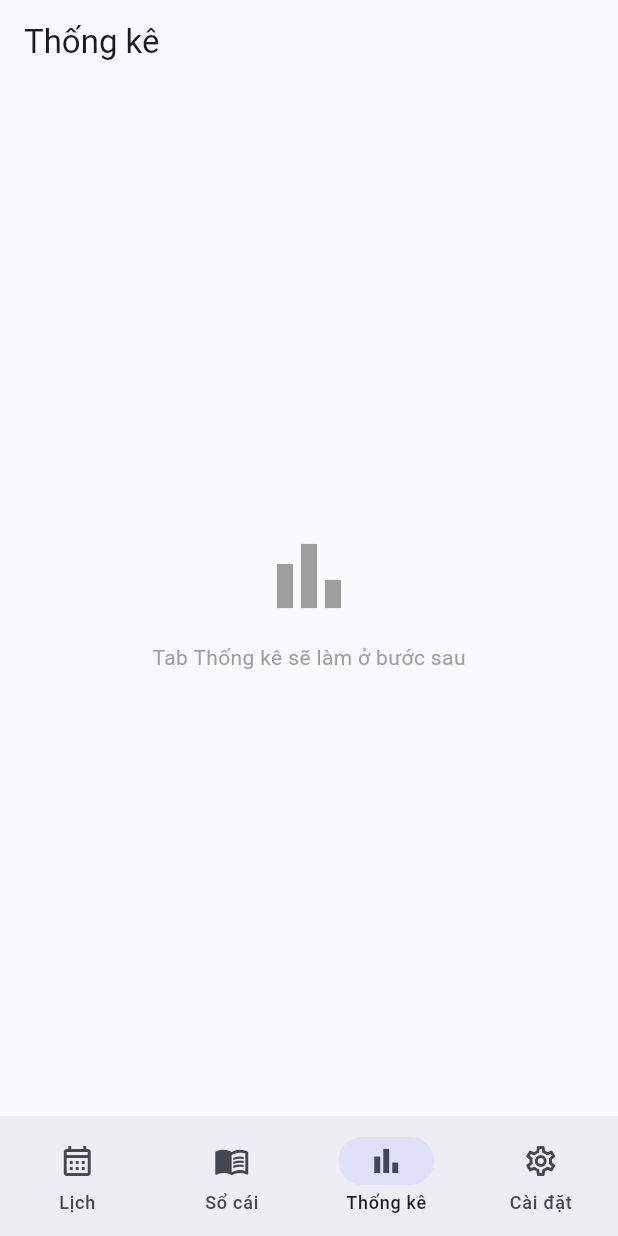
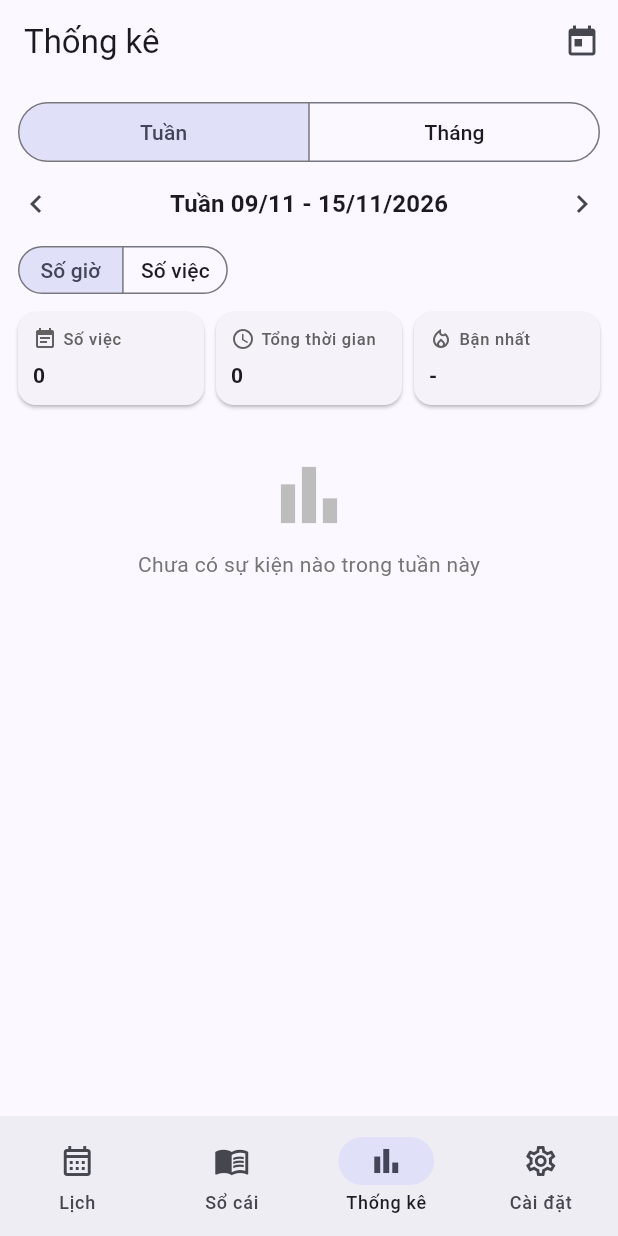
Before and after one commit to haidu349/app_quan_ly_lich_mobile, a Flutter app: the screen it shows after launch, item 3 of the bottom bar chosen, on a phone screen of 412 x 824 dp. Run offline on Flutter 3.47's test engine with Material 3 defaults, Android fonts, the phone set to English and light mode, and no system bars; our stand-ins replace sqflite, table_calendar; accounts and stored records are empty.

Commit message:
Thêm logic thống kê và tab Thống kê (chưa có biểu đồ), dựng tab khi mở lần đầu

```diff
--- a/lib/screens/main_shell.dart
+++ b/lib/screens/main_shell.dart
@@ -1,8 +1,8 @@
 import 'package:flutter/material.dart';
 import 'package:quan_ly_lich/screens/calendar_screen.dart';
 import 'package:quan_ly_lich/screens/ledger_screen.dart';
-import 'package:quan_ly_lich/screens/placeholder_screen.dart';
 import 'package:quan_ly_lich/screens/settings_screen.dart';
+import 'package:quan_ly_lich/screens/statistics_screen.dart';
 
 class MainShell extends StatefulWidget {
   const MainShell({super.key});
@@ -13,26 +13,38 @@ class MainShell extends StatefulWidget {
 
 class _MainShellState extends State<MainShell> {
   int _index = 0; // mở app vào tab Lịch
+  final Set<int> _opened = {0}; // các tab đã từng được mở
 
-  final List<Widget> _pages = const [
-    CalendarScreen(),
-    LedgerScreen(),
-    PlaceholderScreen(
-      title: 'Thống kê',
-      icon: Icons.bar_chart,
-      message: 'Tab Thống kê sẽ làm ở bước sau',
-    ),
-    SettingsScreen(),
-  ];
+  Widget _page(int i) {
+    switch (i) {
+      case 0:
+        return const CalendarScreen();
+      case 1:
+        return const LedgerScreen();
+      case 2:
+        return const StatisticsScreen();
+      default:
+        return const SettingsScreen();
+    }
+  }
 
   @override
   Widget build(BuildContext context) {
     return Scaffold(
-      // IndexedStack giữ nguyên trạng thái từng tab khi chuyển qua lại
-      body: IndexedStack(index: _index, children: _pages),
+      // Tab nào chưa mở thì chưa dựng; đã mở thì giữ nguyên trạng thái
+      body: IndexedStack(
+        index: _index,
+        children: [
+          for (var i = 0; i < 4; i++)
+            _opened.contains(i) ? _page(i) : const SizedBox.shrink(),
+        ],
+      ),
       bottomNavigationBar: NavigationBar(
         selectedIndex: _index,
-        onDestinationSelected: (i) => setState(() => _index = i),
+        onDestinationSelected: (i) => setState(() {
+          _index = i;
+          _opened.add(i);
+        }),
         destinations: const [
           NavigationDestination(
             icon: Icon(Icons.calendar_month_outlined),
--- /dev/null
+++ b/lib/screens/statistics_screen.dart
@@ -0,0 +1,372 @@
+import 'dart:math' as math;
+
+import 'package:flutter/material.dart';
+import 'package:provider/provider.dart';
+import 'package:quan_ly_lich/providers/app_data.dart';
+import 'package:quan_ly_lich/services/stats_service.dart';
+import 'package:quan_ly_lich/utils/format.dart';
+
+enum _Range { week, month }
+
+enum _Metric { hours, count }
+
+DateTime _dateOnly(DateTime d) => DateTime(d.year, d.month, d.day);
+
+// Thứ Hai đầu tuần chứa ngày d
+DateTime _weekStart(DateTime d) =>
+    DateTime(d.year, d.month, d.day - (d.weekday - 1));
+
+String _dm(DateTime d) =>
+    '${d.day.toString().padLeft(2, '0')}/${d.month.toString().padLeft(2, '0')}';
+
+class StatisticsScreen extends StatefulWidget {
+  const StatisticsScreen({super.key});
+
+  @override
+  State<StatisticsScreen> createState() => _StatisticsScreenState();
+}
+
+class _StatisticsScreenState extends State<StatisticsScreen> {
+  _Range _range = _Range.week;
+  _Metric _metric = _Metric.hours;
+  DateTime _anchor = _dateOnly(
+    DateTime.now(),
+  ); // ngày xác định tuần/tháng đang xem
+
+  DateTime get _from => _range == _Range.week
+      ? _weekStart(_anchor)
+      : DateTime(_anchor.year, _anchor.month, 1);
+
+  DateTime get _to => _range == _Range.week
+      ? DateTime(_from.year, _from.month, _from.day + 6)
+      : DateTime(_anchor.year, _anchor.month + 1, 0);
+
+  String get _rangeLabel => _range == _Range.week
+      ? 'Tuần ${_dm(_from)} - ${_dm(_to)}/${_to.year}'
+      : 'Tháng ${_anchor.month}/${_anchor.year}';
+
+  void _shift(int dir) {
+    setState(() {
+      _anchor = _range == _Range.week
+          ? DateTime(_anchor.year, _anchor.month, _anchor.day + 7 * dir)
+          : DateTime(_anchor.year, _anchor.month + dir, 1);
+    });
+  }
+
+  @override
+  Widget build(BuildContext context) {
+    final data = context.watch<AppData>();
+
+    final colorById = <int?, Color>{
+      for (final l in data.labels) l.id: l.colorValue,
+    };
+    Color colorOf(int? id) => colorById[id] ?? Colors.grey;
+    final order = <int?>[for (final l in data.labels) l.id, null];
+
+    final stats = computeStats(data.events, _from, _to);
+    final periodWord = _range == _Range.week ? 'tuần' : 'tháng';
+    final busiest = stats.busiestDay;
+
+    return Scaffold(
+      appBar: AppBar(
+        title: const Text('Thống kê'),
+        actions: [
+          IconButton(
+            icon: const Icon(Icons.today),
+            tooltip: 'Về hôm nay',
+            onPressed: () =>
+                setState(() => _anchor = _dateOnly(DateTime.now())),
+          ),
+        ],
+      ),
+      body: data.loading
+          ? const Center(child: CircularProgressIndicator())
+          : ListView(
+              padding: const EdgeInsets.only(bottom: 24),
+              children: [
+                // Tuần / Tháng
+                Padding(
+                  padding: const EdgeInsets.fromLTRB(12, 8, 12, 0),
+                  child: SizedBox(
+                    width: double.infinity,
+                    child: SegmentedButton<_Range>(
+                      showSelectedIcon: false,
+                      segments: const [
+                        ButtonSegment(value: _Range.week, label: Text('Tuần')),
+                        ButtonSegment(
+                          value: _Range.month,
+                          label: Text('Tháng'),
+                        ),
+                      ],
+                      selected: {_range},
+                      onSelectionChanged: (s) =>
+                          setState(() => _range = s.first),
+                    ),
+                  ),
+                ),
+
+                // Mũi tên chuyển kỳ
+                Row(
+                  children: [
+                    IconButton(
+                      icon: const Icon(Icons.chevron_left),
+                      tooltip: 'Kỳ trước',
+                      onPressed: () => _shift(-1),
+                    ),
+                    Expanded(
+                      child: Center(
+                        child: Text(
+                          _rangeLabel,
+                          style: Theme.of(context).textTheme.titleMedium
+                              ?.copyWith(fontWeight: FontWeight.bold),
+                        ),
+                      ),
+                    ),
+                    IconButton(
+                      icon: const Icon(Icons.chevron_right),
+                      tooltip: 'Kỳ sau',
+                      onPressed: () => _shift(1),
+                    ),
+                  ],
+                ),
+
+                // Số giờ / Số việc
+                Padding(
+                  padding: const EdgeInsets.symmetric(horizontal: 12),
+                  child: Align(
+                    alignment: Alignment.centerLeft,
+                    child: SegmentedButton<_Metric>(
+                      showSelectedIcon: false,
+                      style: const ButtonStyle(
+                        visualDensity: VisualDensity.compact,
+                      ),
+                      segments: const [
+                        ButtonSegment(
+                          value: _Metric.hours,
+                          label: Text('Số giờ'),
+                        ),
+                        ButtonSegment(
+                          value: _Metric.count,
+                          label: Text('Số việc'),
+                        ),
+                      ],
+                      selected: {_metric},
+                      onSelectionChanged: (s) =>
+                          setState(() => _metric = s.first),
+                    ),
+                  ),
+                ),
+                const SizedBox(height: 8),
+
+                // Tóm tắt
+                Padding(
+                  padding: const EdgeInsets.symmetric(horizontal: 12),
+                  child: Row(
+                    children: [
+                      Expanded(
+                        child: _SummaryTile(
+                          icon: Icons.event_note,
+                          title: 'Số việc',
+                          value: '${stats.totalCount}',
+                        ),
+                      ),
+                      const SizedBox(width: 8),
+                      Expanded(
+                        child: _SummaryTile(
+                          icon: Icons.schedule,
+                          title: 'Tổng thời gian',
+                          value: stats.totalMinutes == 0
+                              ? '0'
+                              : formatDuration(stats.totalMinutes),
+                        ),
+                      ),
+                      const SizedBox(width: 8),
+                      Expanded(
+                        child: _SummaryTile(
+                          icon: Icons.local_fire_department_outlined,
+                          title: 'Bận nhất',
+                          value: busiest == null
+                              ? '-'
+                              : '${formatWeekday(busiest.day)} ${_dm(busiest.day)}',
+                        ),
+                      ),
+                    ],
+                  ),
+                ),
+
+                if (stats.totalCount == 0)
+                  Padding(
+                    padding: const EdgeInsets.all(32),
+                    child: Column(
+                      children: [
+                        Icon(
+                          Icons.bar_chart,
+                          size: 56,
+                          color: Colors.grey[400],
+                        ),
+                        const SizedBox(height: 8),
+                        Text(
+                          'Chưa có sự kiện nào trong $periodWord này',
+                          style: TextStyle(color: Colors.grey[600]),
+                        ),
+                      ],
+                    ),
+                  )
+                else ...[
+                  // Chỗ này sẽ là biểu đồ ở bước sau
+                  Card(
+                    margin: const EdgeInsets.symmetric(
+                      horizontal: 12,
+                      vertical: 8,
+                    ),
+                    child: const Padding(
+                      padding: EdgeInsets.all(24),
+                      child: Center(child: Text('Biểu đồ sẽ thêm ở bước sau')),
+                    ),
+                  ),
+
+                  // Phân bổ theo nhãn
+                  Padding(
+                    padding: const EdgeInsets.fromLTRB(16, 8, 16, 4),
+                    child: Text(
+                      'Theo nhãn',
+                      style: Theme.of(context).textTheme.titleMedium
+                          ?.copyWith(fontWeight: FontWeight.bold),
+                    ),
+                  ),
+                  for (final id in order)
+                    if (stats.byLabel[id] != null)
+                      _LabelRow(
+                        name: id == null
+                            ? 'Không nhãn'
+                            : data.labels.firstWhere((l) => l.id == id).name,
+                        color: colorOf(id),
+                        total: stats.byLabel[id]!,
+                        fraction: _metric == _Metric.hours
+                            ? stats.byLabel[id]!.minutes /
+                                  math.max(1, stats.totalMinutes)
+                            : stats.byLabel[id]!.count /
+                                  math.max(1, stats.totalCount),
+                      ),
+                ],
+              ],
+            ),
+    );
+  }
+}
+
+// Ô số liệu tóm tắt
+class _SummaryTile extends StatelessWidget {
+  final IconData icon;
+  final String title;
+  final String value;
+
+  const _SummaryTile({
+    required this.icon,
+    required this.title,
+    required this.value,
+  });
+
+  @override
+  Widget build(BuildContext context) {
+    final textTheme = Theme.of(context).textTheme;
+    return Card(
+      margin: EdgeInsets.zero,
+      child: Padding(
+        padding: const EdgeInsets.all(10),
+        child: Column(
+          crossAxisAlignment: CrossAxisAlignment.start,
+          children: [
+            Row(
+              children: [
+                Icon(icon, size: 16, color: Colors.grey[700]),
+                const SizedBox(width: 4),
+                Expanded(
+                  child: Text(
+                    title,
+                    overflow: TextOverflow.ellipsis,
+                    style: textTheme.labelSmall?.copyWith(
+                      color: Colors.grey[700],
+                    ),
+                  ),
+                ),
+              ],
+            ),
+            const SizedBox(height: 6),
+            Text(
+              value,
+              maxLines: 2,
+              overflow: TextOverflow.ellipsis,
+              style: textTheme.titleSmall?.copyWith(
+                fontWeight: FontWeight.bold,
+              ),
+            ),
+          ],
+        ),
+      ),
+    );
+  }
+}
+
+// Một dòng phân bổ theo nhãn: chấm màu, tên, phần trăm, thanh tỉ lệ
+class _LabelRow extends StatelessWidget {
+  final String name;
+  final Color color;
+  final LabelTotal total;
+  final double fraction;
+
+  const _LabelRow({
+    required this.name,
+    required this.color,
+    required this.total,
+    required this.fraction,
+  });
+
+  @override
+  Widget build(BuildContext context) {
+    final textTheme = Theme.of(context).textTheme;
+    return Padding(
+      padding: const EdgeInsets.symmetric(horizontal: 16, vertical: 6),
+      child: Column(
+        crossAxisAlignment: CrossAxisAlignment.start,
+        children: [
+          Row(
+            children: [
+              CircleAvatar(radius: 6, backgroundColor: color),
+              const SizedBox(width: 8),
+              Expanded(
+                child: Text(
+                  name,
+                  overflow: TextOverflow.ellipsis,
+                  style: textTheme.bodyLarge?.copyWith(
+                    fontWeight: FontWeight.w600,
+                  ),
+                ),
+              ),
+              Text(
+                '${(fraction * 100).round()}%',
+                style: textTheme.bodyMedium?.copyWith(
+                  fontWeight: FontWeight.bold,
+                  color: color,
+                ),
+              ),
+            ],
+          ),
+          const SizedBox(height: 4),
+          LinearProgressIndicator(
+            value: fraction.clamp(0.0, 1.0).toDouble(),
+            minHeight: 8,
+            color: color,
+            backgroundColor: color.withValues(alpha: 0.15),
+            borderRadius: BorderRadius.circular(4),
+          ),
+          const SizedBox(height: 4),
+          Text(
+            '${formatDuration(total.minutes)} • ${total.count} việc',
+            style: textTheme.bodySmall?.copyWith(color: Colors.grey[700]),
+          ),
+        ],
+      ),
+    );
+  }
+}
--- /dev/null
+++ b/lib/services/stats_service.dart
@@ -0,0 +1,96 @@
+import 'package:quan_ly_lich/models/event.dart';
+
+DateTime _dateOnly(DateTime d) => DateTime(d.year, d.month, d.day);
+
+// Số liệu của một ngày, tách theo nhãn (khóa null = không nhãn)
+class DayStat {
+  final DateTime day;
+  final Map<int?, int> minutesByLabel;
+  final Map<int?, int> countByLabel;
+
+  const DayStat({
+    required this.day,
+    required this.minutesByLabel,
+    required this.countByLabel,
+  });
+
+  int get minutes => minutesByLabel.values.fold(0, (a, b) => a + b);
+  int get count => countByLabel.values.fold(0, (a, b) => a + b);
+}
+
+// Tổng của một nhãn trong cả kỳ
+class LabelTotal {
+  final int minutes;
+  final int count;
+
+  const LabelTotal(this.minutes, this.count);
+}
+
+// Số liệu của cả kỳ (một tuần hoặc một tháng)
+class PeriodStats {
+  final List<DayStat> days;
+  final Map<int?, LabelTotal> byLabel;
+
+  const PeriodStats({required this.days, required this.byLabel});
+
+  int get totalMinutes => days.fold(0, (s, d) => s + d.minutes);
+  int get totalCount => days.fold(0, (s, d) => s + d.count);
+
+  // Ngày có tổng thời lượng lớn nhất (null nếu cả kỳ không có việc)
+  DayStat? get busiestDay {
+    DayStat? best;
+    for (final d in days) {
+      if (d.minutes == 0) continue;
+      if (best == null || d.minutes > best.minutes) best = d;
+    }
+    return best;
+  }
+}
+
+// Tính thống kê cho các ngày từ [from] đến [to] (gồm cả hai đầu).
+// Mỗi sự kiện được tính vào ngày bắt đầu của nó.
+PeriodStats computeStats(Iterable<Event> events, DateTime from, DateTime to) {
+  final first = _dateOnly(from);
+  final last = _dateOnly(to);
+
+  final dayList = <DateTime>[];
+  for (
+    var d = first;
+    !d.isAfter(last);
+    d = DateTime(d.year, d.month, d.day + 1)
+  ) {
+    dayList.add(d);
+  }
+
+  final minutes = {for (final d in dayList) d: <int?, int>{}};
+  final counts = {for (final d in dayList) d: <int?, int>{}};
+
+  for (final e in events) {
+    final day = _dateOnly(e.start);
+    final m = minutes[day];
+    if (m == null) continue; // ngoài kỳ đang xem
+    final mins = e.end.difference(e.start).inMinutes;
+    m[e.labelId] = (m[e.labelId] ?? 0) + mins;
+    final c = counts[day]!;
+    c[e.labelId] = (c[e.labelId] ?? 0) + 1;
+  }
+
+  final totalMinutes = <int?, int>{};
+  final totalCounts = <int?, int>{};
+  final days = <DayStat>[];
+  for (final d in dayList) {
+    final m = minutes[d]!;
+    final c = counts[d]!;
+    m.forEach((id, v) => totalMinutes[id] = (totalMinutes[id] ?? 0) + v);
+    c.forEach((id, v) => totalCounts[id] = (totalCounts[id] ?? 0) + v);
+    days.add(DayStat(day: d, minutesByLabel: m, countByLabel: c));
+  }
+
+  return PeriodStats(
+    days: days,
+    byLabel: {
+      for (final id in totalCounts.keys)
+        id: LabelTotal(totalMinutes[id] ?? 0, totalCounts[id]!),
+    },
+  );
+}
```
Also changed, not shown: 1 other file.
